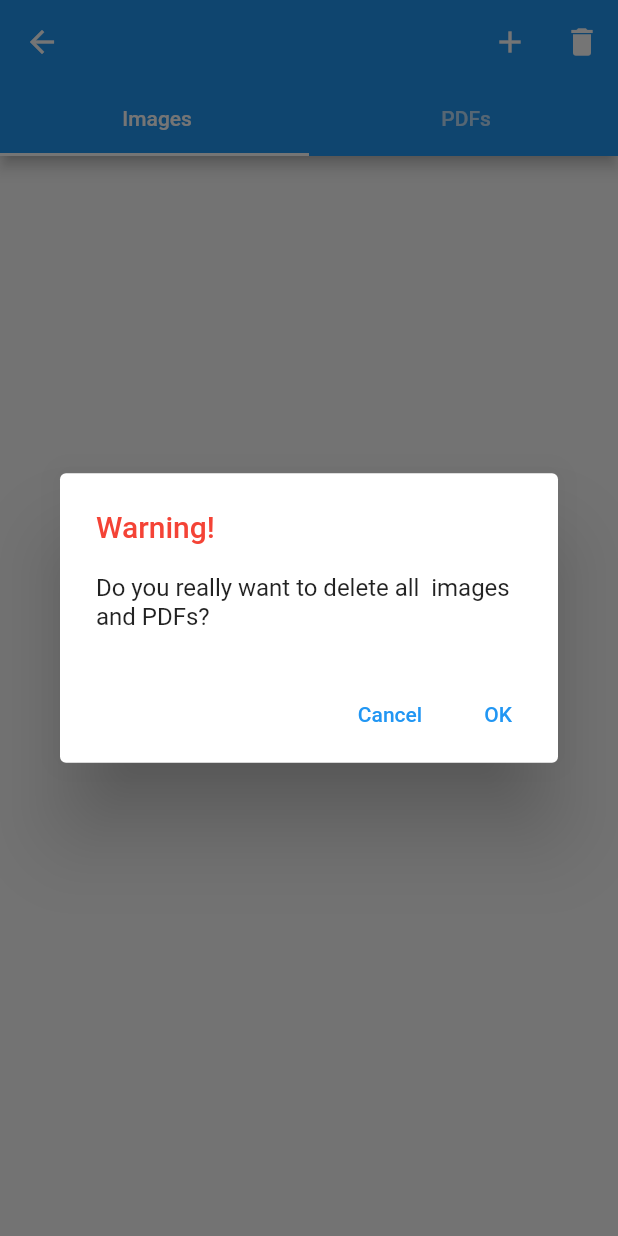
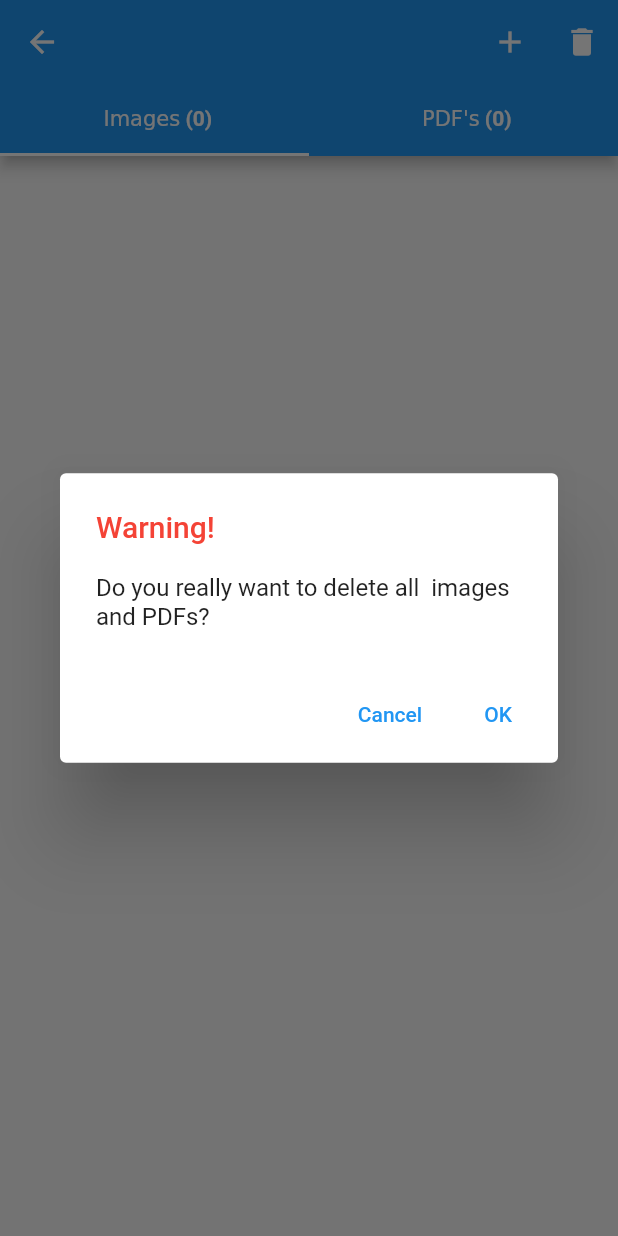
Before and after one commit to jay2607-cmd/document-organiser, a Flutter app: the CategoryInsider screen opened directly with empty values, after a tap on the "delete" icon, on a phone screen of 412 x 824 dp. Run offline on Flutter 3.47's test engine with Material 2 defaults, Android fonts, the phone set to English and light mode, and no system bars; our stand-ins replace file_picker, flutter_expandable_fab, hive, hive_flutter, image_picker and 4 more; missing offline and left inert: dart:ffi, pdf_thumbnail, syncfusion_flutter_pdfviewer; accounts and stored records are empty.

Commit message:
8-7-2023

```diff
--- a/lib/screens/views/category_insider.dart
+++ b/lib/screens/views/category_insider.dart
@@ -56,6 +56,7 @@ class CategoryInsiderState extends State<CategoryInsider> {
     setState(() {
       imageFiles = pngFiles;
     });
+    print("s length : ${imageFiles.length}");
   }
 
   Future<void> loadPDF() async {
@@ -66,8 +67,12 @@ class CategoryInsiderState extends State<CategoryInsider> {
 
     final subfolder = Directory(subfolderPath);
 
-    final files = subfolder.listSync(recursive: true);
-
+    var files;
+    try {
+      files = subfolder.listSync(recursive: true);
+    } catch (e) {
+      print(e);
+    }
     final PDFFiles = files.whereType<File>().where((file) {
       final extension = file.path.toLowerCase().split('.').last;
       return extension == 'pdf';
@@ -89,10 +94,29 @@ class CategoryInsiderState extends State<CategoryInsider> {
             bottom: TabBar(
               tabs: [
                 Tab(
+                  child: RichText(
+                    text: TextSpan(children: [
+                      TextSpan(
                         text: "${widget.categoryLabel} Images",
                       ),
+                      TextSpan(
+                          text: " (${imageFiles.length})",
+                          style: TextStyle(fontWeight: FontWeight.bold)),
+                    ]),
+                  ),
+                  // text:  "${widget.categoryLabel} Images  (${imageFiles.length})",
+                ),
                 Tab(
-                  text: "${widget.categoryLabel} PDFs",
+                  child: RichText(
+                    text: TextSpan(children: [
+                      TextSpan(
+                        text: "${widget.categoryLabel} PDF's",
+                      ),
+                      TextSpan(
+                          text: " (${pdfFiles.length})",
+                          style: TextStyle(fontWeight: FontWeight.bold)),
+                    ]),
+                  ),
                 ),
               ],
             ),
@@ -144,7 +168,6 @@ class CategoryInsiderState extends State<CategoryInsider> {
                     );
                     setState(() {});
                   }),
-
             ],
           ),
           body: TabBarView(
@@ -317,5 +340,4 @@ class CategoryInsiderState extends State<CategoryInsider> {
       print('Folder does not exist');
     }
   }
-
 }
```
Also changed, not shown: lib/screens/views/categories.dart (+28 -4 lines), lib/screens/views/home_screen.dart (+60 -7 lines). Lines whose indentation alone changed are shown as unchanged.
